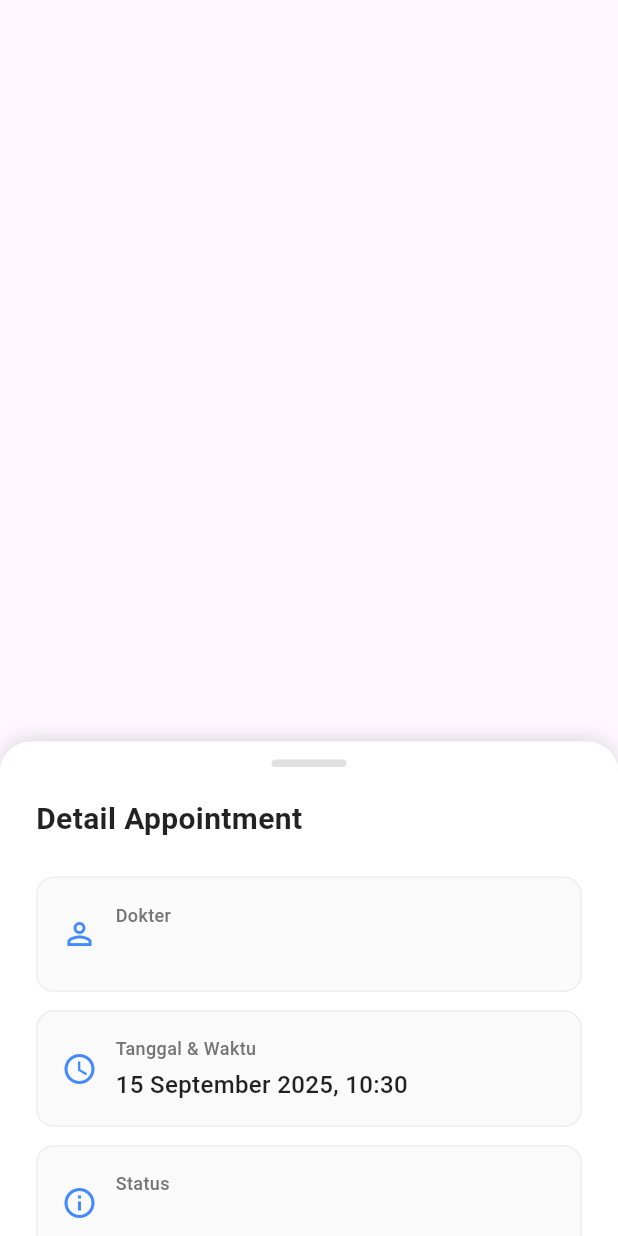
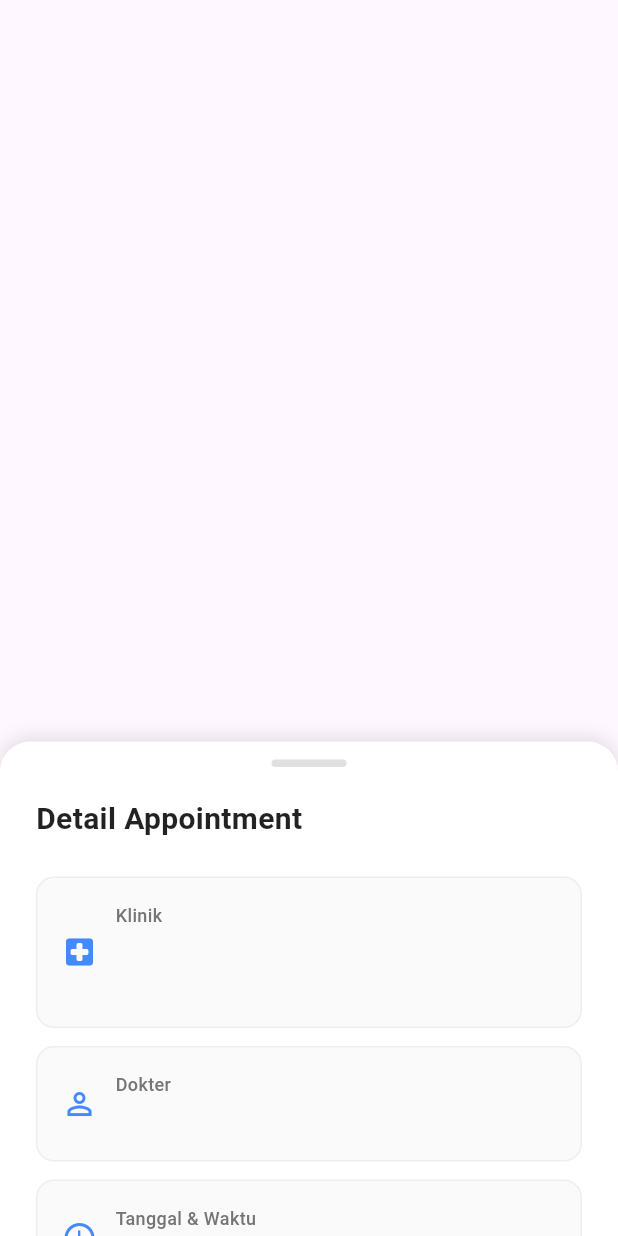
Before and after one commit to Vincent140206/Toothy, a Flutter app: the AppointmentDetailSheet widget shown alone on an empty page, opened directly with empty values, on a phone screen of 412 x 824 dp. Run offline on Flutter 3.47's test engine with Material 3 defaults, Android fonts, the light colour scheme and no system bars; our stand-ins replace camera, dio, flutter_map, flutter_svg, latlong2, shared_preferences and 1 more; missing offline and left inert: midtrans_sdk; accounts and stored records are empty; network calls fail; Roboto replaces fonts that are missing (Poppins).

Commit message:
add detail appointment sheet, add clinic address

```diff
--- a/lib/core/services/appointment_services.dart
+++ b/lib/core/services/appointment_services.dart
@@ -1,6 +1,5 @@
 import 'package:flutter/cupertino.dart';
 import '../../data/models/appointment.dart';
-import '../../data/models/report.dart';
 import '../constants/url.dart';
 import 'dio_client.dart';
 
--- a/lib/presentation/views/home/view/widgets/appointment_detail_sheet.dart
+++ b/lib/presentation/views/home/view/widgets/appointment_detail_sheet.dart
@@ -1,5 +1,6 @@
 import 'package:flutter/material.dart';
 import 'package:intl/intl.dart';
+import 'package:toothy/core/services/maps_services.dart';
 import 'package:toothy/data/models/appointment.dart';
 
 class AppointmentDetailSheet extends StatelessWidget {
@@ -21,7 +22,7 @@ class AppointmentDetailSheet extends StatelessWidget {
     return DraggableScrollableSheet(
       initialChildSize: 0.4,
       minChildSize: 0.25,
-      maxChildSize: 0.54,
+      maxChildSize: 0.65,
       builder: (context, scrollController) {
         return NotificationListener<DraggableScrollableNotification>(
           onNotification: (notification) {
@@ -68,6 +69,13 @@ class AppointmentDetailSheet extends StatelessWidget {
                         ),
                       ),
                       const SizedBox(height: 24),
+                      _buildInfoCard(
+                          icon: Icons.local_hospital_rounded,
+                          title: "Klinik",
+                          value: '${appointment.schedule?.clinicName}\n'
+                              '${appointment.schedule?.clinic?.address}' ?? ''
+                      ),
+                      const SizedBox(height: 12),
                       _buildInfoCard(
                         icon: Icons.person_outline,
                         title: "Dokter",
```
